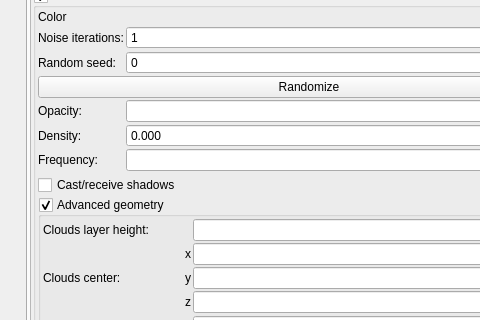
Qt form mandelbulber2/qt/dock_effects.ui (buddhi1980/mandelbulber2) before a commit; both pictures show x 0 to 480 and y 731 to 1051 of the 608 by 1156 pixel window.
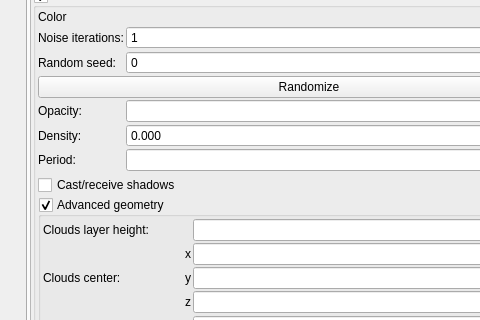
The same form after that commit. The open tabs and pages were chosen to show the change. Icons and pictures are not drawn. Custom widgets are drawn as their Qt base class.

```diff
--- a/mandelbulber2/qt/dock_effects.ui
+++ b/mandelbulber2/qt/dock_effects.ui
@@ -1907,7 +1907,7 @@
                 <item row="6" column="0">
                  <widget class="QLabel" name="label_114">
                   <property name="text">
-                   <string>Frequency:</string>
+                   <string>Period:</string>
                   </property>
                  </widget>
                 </item>
```
Left out of the diff: 4 changed lines with no effect on the pictures.
